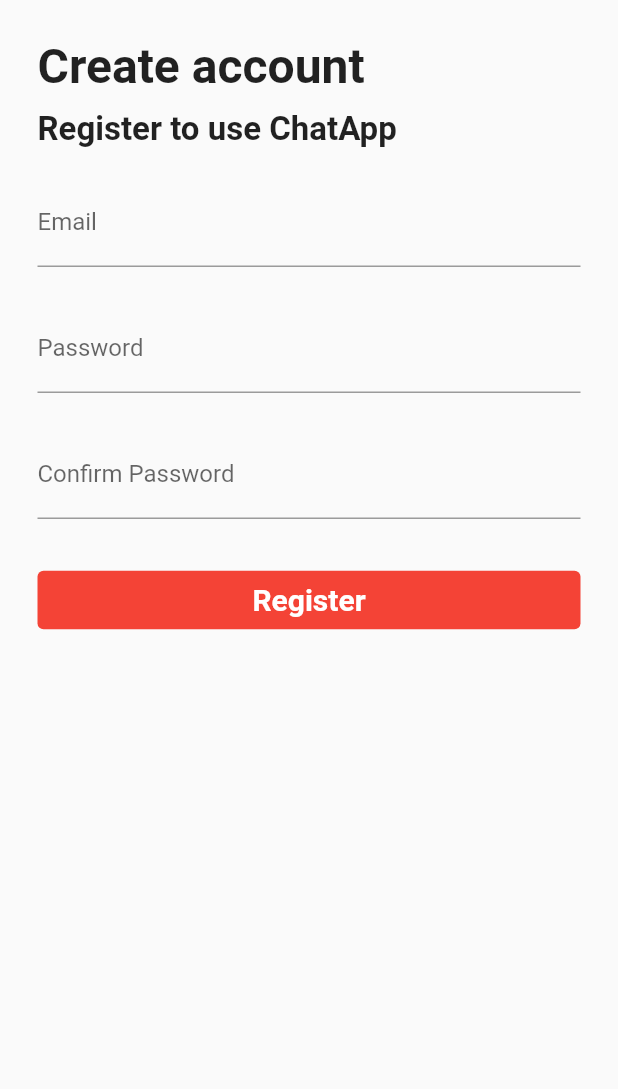
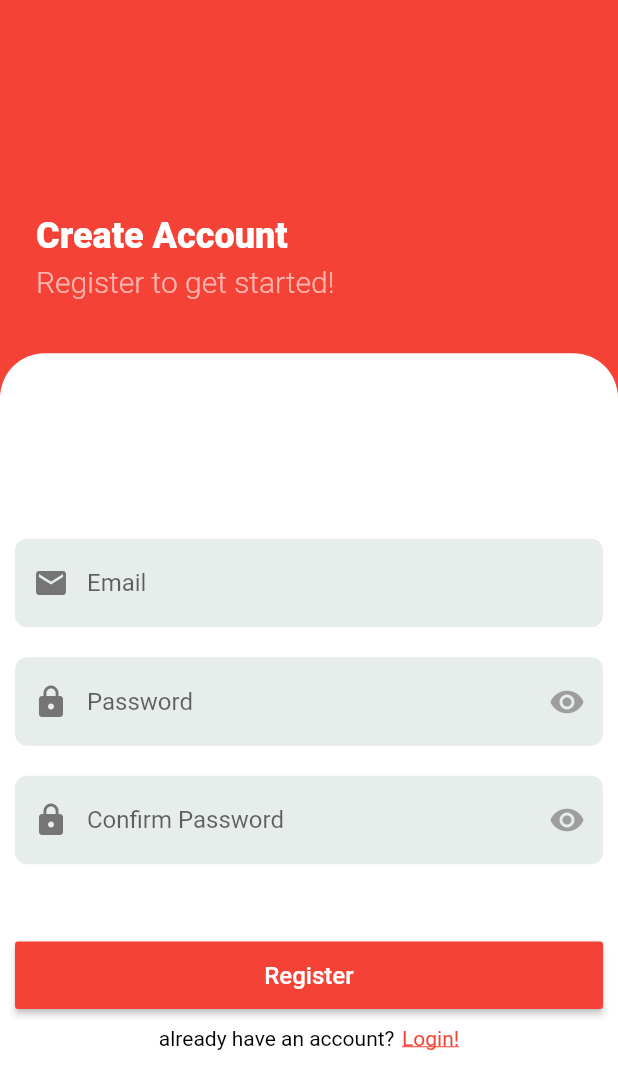
Before and after one commit to AndhikaK/chatapp, a Flutter app: the RegisterPage screen opened directly, on a phone screen of 412 x 824 dp. Shown: the top 1089 px of the screen. Run offline on Flutter 3.47's test engine with Material 2 defaults, Android fonts, the phone set to English and light mode, and no system bars; our stand-ins replace bubble.

Commit message:
Update register_page.dart

```diff
--- a/lib/pages/register_page.dart
+++ b/lib/pages/register_page.dart
@@ -1,4 +1,5 @@
 import 'package:flutter/material.dart';
+import 'package:chatapp/pages/login_page.dart';
 
 class RegisterPage extends StatefulWidget {
   @override
@@ -9,71 +10,201 @@ class _RegisterPageState extends State<RegisterPage> {
   @override
   Widget build(BuildContext context) {
     return Scaffold(
-        body: SafeArea(
-      child: SingleChildScrollView(
-        child: Padding(
-          padding: const EdgeInsets.all(25.0),
+      body: SingleChildScrollView(
+        child: Container(
+          constraints: BoxConstraints(
+            maxHeight: MediaQuery.of(context).size.height,
+            maxWidth: MediaQuery.of(context).size.width,
+          ),
+          decoration: BoxDecoration(
+            gradient: LinearGradient(
+              colors: [
+                Colors.red,
+                Colors.red,
+              ],
+              begin: Alignment.topLeft,
+              end: Alignment.centerRight,
+            ),
+          ),
           child: Column(
+            mainAxisAlignment: MainAxisAlignment.start,
             crossAxisAlignment: CrossAxisAlignment.start,
-            children: [
-              Text(
-                'Create account',
-                style: TextStyle(fontSize: 32, fontWeight: FontWeight.bold),
+            children: <Widget>[
+              Expanded(
+                flex: 2,
+                child:Padding(
+                  padding: const EdgeInsets.symmetric(
+                      vertical: 36.0, horizontal: 24.0),
+                  child: Column(
+                    mainAxisAlignment: MainAxisAlignment.end,
+                    crossAxisAlignment: CrossAxisAlignment.start,
+                    children: <Widget>[
+                      Text(
+                        "Create Account",
+                        style: TextStyle(
+                          color: Colors.white,
+                          fontSize: 24.0,
+                          fontWeight: FontWeight.w800,
+                        ),
+                      ),
+                      SizedBox(
+                        height: 5.0,
+                      ),
+                      Text(
+                        "Register to get started!",
+                        style: TextStyle(
+                          color: Colors.white60,
+                          fontSize: 20.0,
+                          fontWeight: FontWeight.w300,
+                        ),
+                      ),
+                    ],
+                  ),
+                ),
               ),
-              SizedBox(
-                height: 10,
+              Expanded(
+                flex: 5,
+                child: Container(
+                  width: double.infinity,
+                  decoration: BoxDecoration(
+                    color: Colors.white,
+                    borderRadius: BorderRadius.only(
+                      topLeft: Radius.circular(30),
+                      topRight: Radius.circular(30),
+                    ),
+                  ),
+                  child: Padding(
+                    padding: const EdgeInsets.all(10.0),
+                    child: Column(
+                      mainAxisAlignment: MainAxisAlignment.center,
+                      crossAxisAlignment: CrossAxisAlignment.center,
+                      children: <Widget>[
+                        TextField(
+                          keyboardType: TextInputType.emailAddress,
+                          decoration: InputDecoration(
+                            border: OutlineInputBorder(
+                              borderRadius: BorderRadius.circular(8.0),
+                              borderSide: BorderSide.none,
+                            ),
+                            filled: true,
+                            fillColor: Color(0xFFe7edeb),
+                            hintText: "Email",
+                            prefixIcon: Icon(
+                              Icons.email,
+                              color: Colors.grey[600],
+                            ),
+                          ),
+                        ),
+                        SizedBox(
+                          height: 20.0,
+                        ),
+                        TextField(
+                          obscureText: true,
+                          decoration: InputDecoration(
+                            border: OutlineInputBorder(
+                              borderRadius: BorderRadius.circular(8.0),
+                              borderSide: BorderSide.none,
+                            ),
+                            filled: true,
+                            fillColor: Color(0xFFe7edeb),
+                            hintText: "Password",
+                            prefixIcon: Icon(
+                              Icons.lock,
+                              color: Colors.grey[600],
+                            ),
+                            suffixIcon: Icon(
+                              Icons.visibility,
+                              color: Colors.grey,
+                            ),
+                          ),
+                        ),
+                        SizedBox(
+                          height: 20.0,
+                        ),
+                        TextField(
+                          obscureText: true,
+                          decoration: InputDecoration(
+                            border: OutlineInputBorder(
+                              borderRadius: BorderRadius.circular(8.0),
+                              borderSide: BorderSide.none,
+                            ),
+                            filled: true,
+                            fillColor: Color(0xFFe7edeb),
+                            hintText: "Confirm Password",
+                            prefixIcon: Icon(
+                              Icons.lock,
+                              color: Colors.grey[600],
+                            ),
+                            suffixIcon: Icon(
+                              Icons.visibility,
+                              color: Colors.grey,
+                            ),
+                          ),
+                        ),
+                        SizedBox(
+                          height: 50.0,
+                        ),
+                        Container(
+                          width: double.infinity,
+                          // ignore: deprecated_member_use
+                          child: RaisedButton(
+                            onPressed: (){},
+                            color: Colors.red,
+                            child: Padding(
+                              padding:
+                              const EdgeInsets.symmetric(vertical: 13.0),
+                              child: Text(
+                                "Register",
+                                style: TextStyle(
+                                    color: Colors.white,
+                                    fontSize: 16.0
+                                ),
+                              ),
+                            ),
+                          ),
+                        ),
+                        SizedBox(
+                          height: 10.0,
+                        ),
+                        Row(
+                          mainAxisAlignment: MainAxisAlignment.center,
+                          children: <Widget>[
+                            Text(
+                              "already have an account?",
+                              style: TextStyle(
+                                color: Colors.black,
+                              ),
+                            ),
+                            SizedBox(width: 5.0),
+                            InkWell(
+                              onTap: () {
+                                Navigator.push(
+                                  context,
+                                  MaterialPageRoute(
+                                    builder: (context){
+                                      return LoginPage();
+                                    },
+                                  ),
+                                );
+                              },
+                              child: Text("Login!",
+                                style: TextStyle(
+                                  color: Colors.red,
+                                  decoration: TextDecoration.underline,
+                                ),
+                              ),
+                            )
+                          ],
+                        ),
+                      ],
+                    ),
+                  ),
+                ),
               ),
-              Text(
-                'Register to use ChatApp',
-                style: TextStyle(fontSize: 22, fontWeight: FontWeight.bold),
-              ),
-              Form(
-                  child: Column(
-                crossAxisAlignment: CrossAxisAlignment.stretch,
-                children: [
-                  SizedBox(
-                    height: 20,
-                  ),
-                  TextFormField(
-                    decoration: const InputDecoration(labelText: 'Email'),
-                  ),
-                  SizedBox(
-                    height: 25,
-                  ),
-                  TextFormField(
-                    decoration: const InputDecoration(labelText: 'Password'),
-                  ),
-                  SizedBox(
-                    height: 25,
-                  ),
-                  TextFormField(
-                    decoration:
-                        const InputDecoration(labelText: 'Confirm Password'),
-                  ),
-                  SizedBox(
-                    height: 5,
-                  ),
-                  SizedBox(
-                    height: 25,
-                  ),
-                  TextButton(
-                    onPressed: null,
-                    child: Text(
-                      'Register',
-                      style: TextStyle(
-                          fontSize: 20,
-                          fontWeight: FontWeight.bold,
-                          color: Colors.white),
-                    ),
-                    style: ButtonStyle(
-                        backgroundColor: MaterialStateProperty.all(Colors.red)),
-                  )
-                ],
-              ))
             ],
           ),
         ),
       ),
-    ));
+    );
   }
 }
```
